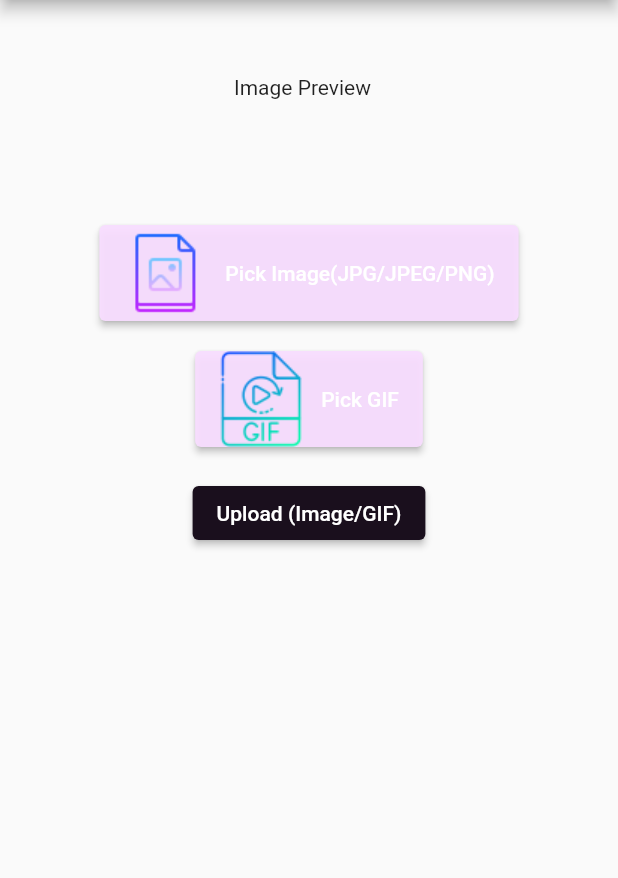
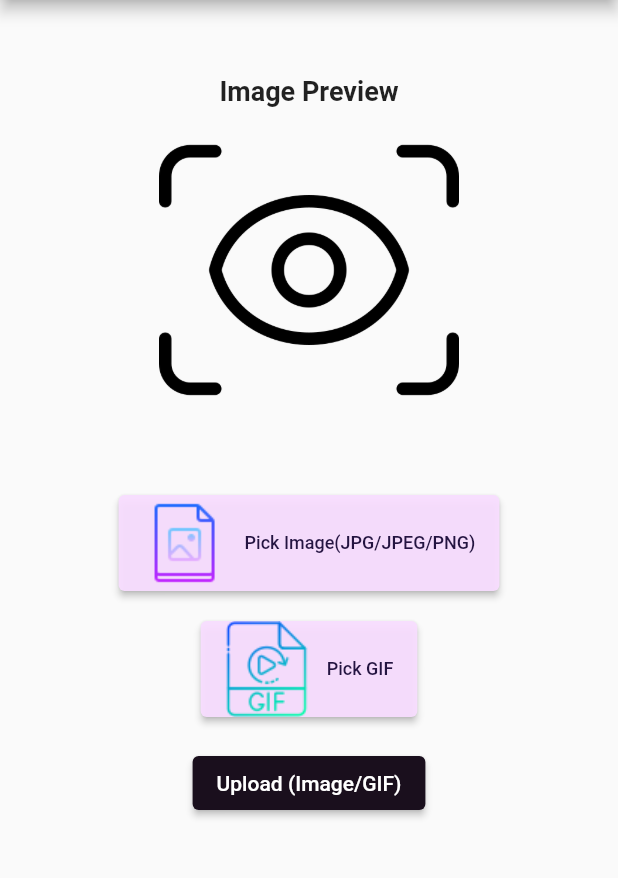
Before and after one commit to vinz3y/image-upload-app, a Flutter app: the screen it shows after launch, on a phone screen of 412 x 824 dp, the part 84-962 px from its top. Run offline on Flutter 3.47's test engine with Material 2 defaults, Android fonts, the phone set to English and light mode, and no system bars; our stand-ins replace image_picker.

Commit message:
Color and text Changes 2

```diff
--- a/lib/file_upload.dart
+++ b/lib/file_upload.dart
@@ -59,19 +59,35 @@ class _ImageUploadPageState extends State<ImageUploadPage> {
           mainAxisAlignment: MainAxisAlignment.start,
           children: <Widget>[
             SizedBox(
-              width: 100,
+              width: 150,
               height: 50,
             ),
             SizedBox(
-              width: 100,
-              height: 50,
-              child: Text("Image Preview"),
-            ),
-            if (_imageFile != null)
-              Image.file(
-                _imageFile!,
-                height: 200,
-              ),
+                width: 200,
+                height: 30,
+                child: Container(
+                  alignment: Alignment.topCenter,
+                  child: Text(
+                    "Image Preview",
+                    style: TextStyle(
+                      fontSize: 18, // Set the font size
+                      fontWeight: FontWeight.bold,
+                    ),
+                  ),
+                )),
+            (_imageFile != null)
+                ? Image.file(
+                    _imageFile!,
+                    height: 200,
+                    width: 200,
+                    fit: BoxFit.contain,
+                  )
+                : Image.asset(
+                    'assets/icons/preview.png', // Path to default image asset
+                    height: 200,
+                    width: 200,
+                    fit: BoxFit.cover,
+                  ),
             SizedBox(
               width: 100,
               height: 50,
@@ -85,7 +101,14 @@ class _ImageUploadPageState extends State<ImageUploadPage> {
                   backgroundColor:
                       Color.fromARGB(240, 248, 221, 255), // Background color
                 ),
-                label: Text('Pick Image(JPG/JPEG/PNG)'),
+                label: Text(
+                  'Pick Image(JPG/JPEG/PNG)',
+                  style: TextStyle(
+                    color: const Color.fromARGB(
+                        255, 36, 20, 65), // Set the text color here
+                    fontSize: 12, // Set the font size
+                  ),
+                ),
                 icon: Image.asset('assets/icons/image.png'),
               ),
             ),
@@ -99,7 +122,14 @@ class _ImageUploadPageState extends State<ImageUploadPage> {
                 backgroundColor:
                     Color.fromARGB(240, 248, 221, 255), // Background color
               ),
-              label: Text('Pick GIF'),
+              label: Text(
+                'Pick GIF',
+                style: TextStyle(
+                  color: const Color.fromARGB(
+                      255, 36, 20, 65), // Set the text color here
+                  fontSize: 12, // Set the font size
+                ),
+              ),
               icon: Image.asset('assets/icons/gif.png'),
             ),
             SizedBox(
```
Also changed, not shown: assets/icons/giphy.gif (added), assets/icons/preview.png.
